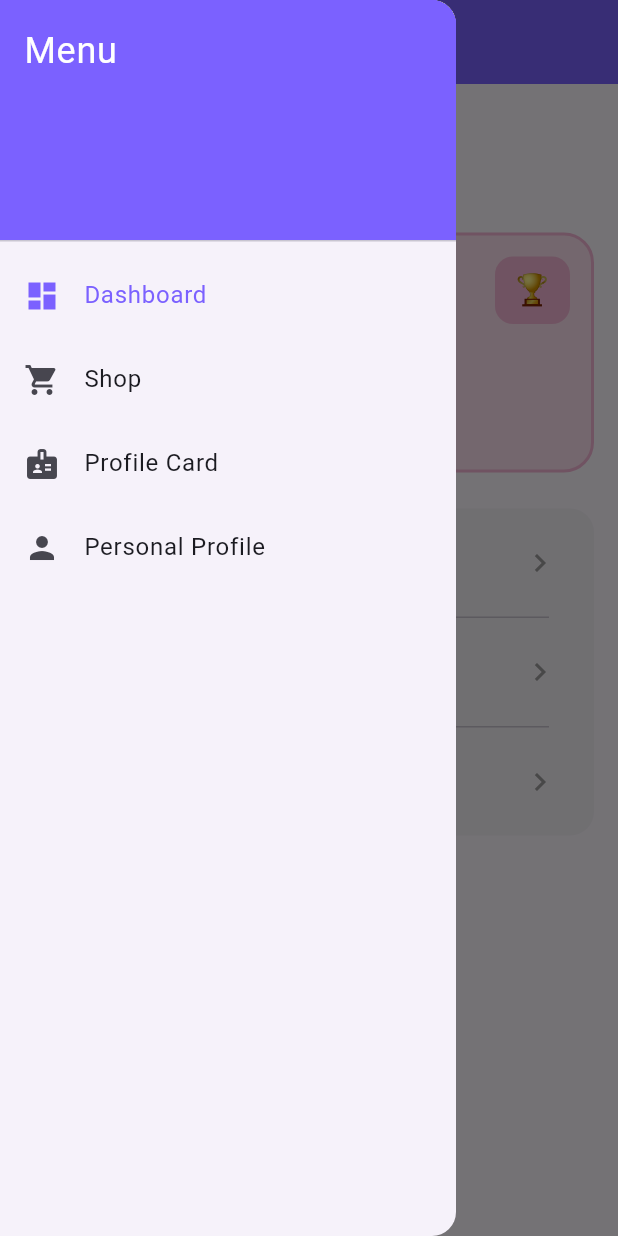
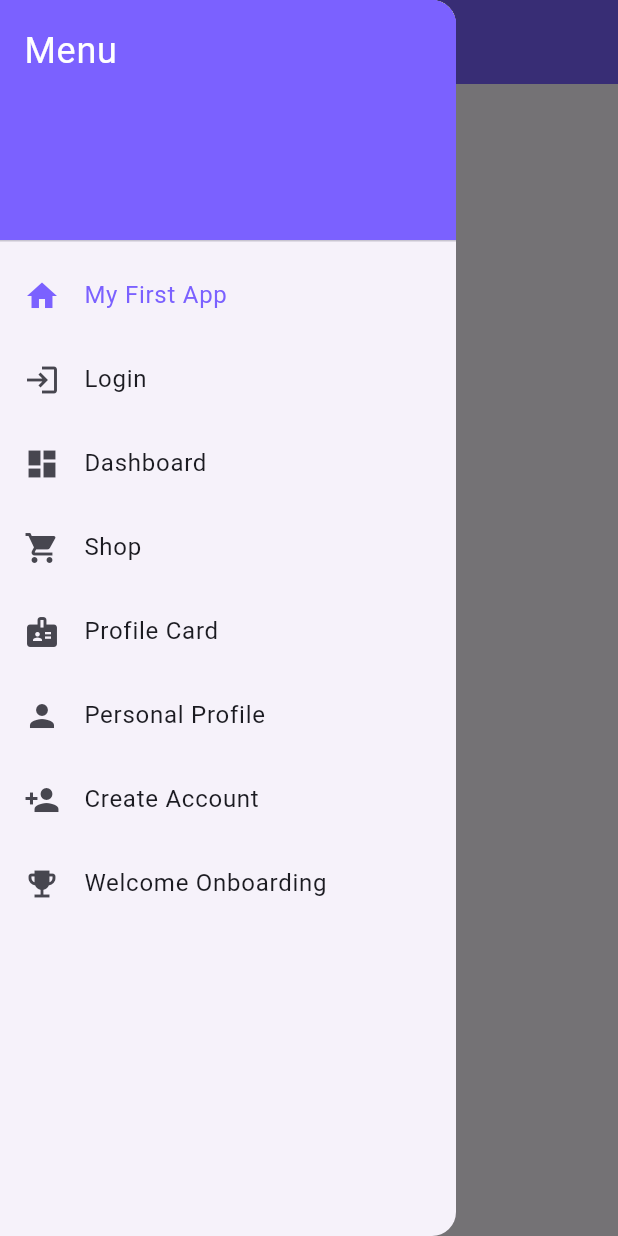
Before and after one commit to Do-Davin/flutter-app-dev, a Flutter app: the screen it shows after launch, with the side drawer open, on a phone screen of 412 x 824 dp. Run offline on Flutter 3.47's test engine with Material 3 defaults, Android fonts, the phone set to English and light mode, and no system bars; missing offline and left inert: dev_icons.

Commit message:
add exercises

```diff
--- /dev/null
+++ b/week2_profile/lib/screens/hello_world_screen.dart
@@ -0,0 +1,42 @@
+import 'package:flutter/material.dart';
+
+class HelloWorldScreen extends StatelessWidget {
+  const HelloWorldScreen({super.key});
+
+  @override
+  Widget build(BuildContext context) {
+    return Center(
+      child: Column(
+        mainAxisAlignment: MainAxisAlignment.center,
+        children: [
+          Text(
+            'Hello, World!',
+            style: TextStyle(fontSize: 28, fontWeight: FontWeight.bold),
+          ),
+          const SizedBox(height: 8),
+          Text(
+            'Welcome to Flutter',
+            style: TextStyle(
+              fontSize: 14,
+              fontWeight: FontWeight.normal,
+              color: Colors.grey.shade500,
+            ),
+          ),
+          const SizedBox(height: 24),
+          FilledButton(
+            style: FilledButton.styleFrom(
+              shape: RoundedRectangleBorder(
+                borderRadius: BorderRadius.circular(12),
+              ),
+            ),
+            onPressed: () {},
+            child: Text(
+              'Get Started',
+              style: TextStyle(fontWeight: FontWeight.w800),
+            ),
+          ),
+        ],
+      ),
+    );
+  }
+}
--- a/week2_profile/lib/screens/main_screen.dart
+++ b/week2_profile/lib/screens/main_screen.dart
@@ -1,8 +1,12 @@
 import 'package:flutter/material.dart';
+import 'package:week2_profile/screens/create_account.dart';
 import 'package:week2_profile/screens/dashboard_screen.dart';
+import 'package:week2_profile/screens/hello_world_screen.dart';
+import 'package:week2_profile/screens/login_screen.dart';
 import 'package:week2_profile/screens/shop_screen.dart';
 import 'package:week2_profile/screens/profile_card_screen.dart';
 import 'package:week2_profile/screens/profile_screen.dart';
+import 'package:week2_profile/screens/welcome_onboarding.dart';
 import 'package:week2_profile/theme/app_theme.dart';
 
 class MainScreen extends StatefulWidget {
@@ -16,17 +20,25 @@ class _MainScreenState extends State<MainScreen> {
   int selectedIndex = 0;
 
   final List<Widget> screens = [
+    const HelloWorldScreen(),
+    const LoginScreen(),
     const DashboardScreen(),
     const ShopScreen(),
     const ProfileCardScreen(),
     const ProfileScreen(),
+    const CreateAccount(),
+    const WelcomeOnboarding(),
   ];
 
   final List<String> titles = [
+    "Hello World",
+    "Login",
     "Dashboard",
     "Shop",
     "Profile Card",
     "Personal Profile",
+    "Create Account",
+    "Welcome Onboarding",
   ];
 
   void _onItemTapped(int index) {
@@ -61,28 +73,52 @@ class _MainScreenState extends State<MainScreen> {
               ),
             ),
             ListTile(
-              leading: const Icon(Icons.dashboard),
-              title: const Text('Dashboard'),
+              leading: const Icon(Icons.home),
+              title: const Text('My First App'),
               selected: selectedIndex == 0,
               onTap: () => _onItemTapped(0),
             ),
             ListTile(
-              leading: const Icon(Icons.shopping_cart),
-              title: const Text('Shop'),
+              leading: const Icon(Icons.login),
+              title: const Text('Login'),
               selected: selectedIndex == 1,
               onTap: () => _onItemTapped(1),
             ),
             ListTile(
-              leading: const Icon(Icons.badge),
-              title: const Text('Profile Card'),
+              leading: const Icon(Icons.dashboard),
+              title: const Text('Dashboard'),
               selected: selectedIndex == 2,
               onTap: () => _onItemTapped(2),
             ),
             ListTile(
+              leading: const Icon(Icons.shopping_cart),
+              title: const Text('Shop'),
+              selected: selectedIndex == 3,
+              onTap: () => _onItemTapped(3),
+            ),
+            ListTile(
+              leading: const Icon(Icons.badge),
+              title: const Text('Profile Card'),
+              selected: selectedIndex == 4,
+              onTap: () => _onItemTapped(4),
+            ),
+            ListTile(
               leading: const Icon(Icons.person),
               title: const Text('Personal Profile'),
-              selected: selectedIndex == 3,
-              onTap: () => _onItemTapped(3),
+              selected: selectedIndex == 5,
+              onTap: () => _onItemTapped(5),
+            ),
+            ListTile(
+              leading: const Icon(Icons.person_add),
+              title: const Text('Create Account'),
+              selected: selectedIndex == 6,
+              onTap: () => _onItemTapped(6),
+            ),
+            ListTile(
+              leading: const Icon(Icons.emoji_events),
+              title: const Text('Welcome Onboarding'),
+              selected: selectedIndex == 7,
+              onTap: () => _onItemTapped(7),
             ),
           ],
         ),
```
Also changed, not shown: week2_profile/lib/screens/create_account.dart (added, +151 -0 lines), week2_profile/lib/screens/login_screen.dart (added, +89 -0 lines), week2_profile/lib/screens/welcome_onboarding.dart (added, +93 -0 lines).
